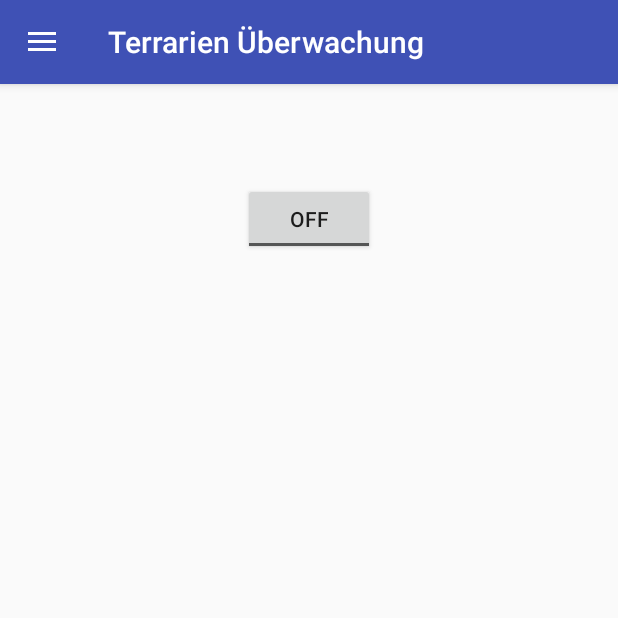
After one commit to terra-monitoring/terra-monitoring-app, an Android app: the fragment CamFragment placed in its activity, on a phone screen of 412 x 824 dp, the top half of it. The commit adds this screen. Run offline under Robolectric (Android 15) with nearby library versions, the phone set to English and light mode, and no system bars; our stand-ins replace Volley; network calls fail.

Commit message:
on an off turning camera now work include a alarm service to check the current temp, but still some errors

```diff
--- /dev/null
+++ b/terrarium/app/src/main/java/terrariumwatch/terrarium/CamFragment.java
@@ -0,0 +1,154 @@
+package terrariumwatch.terrarium;
+
+import android.content.Context;
+import android.support.v4.app.Fragment;
+import android.os.Bundle;
+import android.telephony.TelephonyManager;
+import android.view.LayoutInflater;
+import android.view.View;
+import android.view.ViewGroup;
+import android.widget.TextView;
+import android.widget.Toast;
+import android.widget.ToggleButton;
+
+import com.android.volley.Request;
+import com.android.volley.Response;
+import com.android.volley.VolleyError;
+import com.android.volley.toolbox.StringRequest;
+import com.android.volley.toolbox.Volley;
+
+import org.json.JSONException;
+import org.json.JSONObject;
+
+import java.util.HashMap;
+import java.util.Map;
+
+public class CamFragment extends Fragment {
+    //create items
+    private View rootView;
+    private TextView checkInput;
+    private ToggleButton camToogle;
+
+    /**
+     * constructor
+     */
+    public CamFragment() {
+    }
+
+    /**
+     * create new instance of cam fragment
+     * @return
+     */
+    public static CamFragment newInstance() {
+        CamFragment fragment = new CamFragment();
+        return fragment;
+    }
+
+
+    @Override
+    public View onCreateView(LayoutInflater inflater, ViewGroup container,
+                             Bundle savedInstanceState) {
+        View rootView = inflater.inflate(R.layout.fragment_cam, container, false);
+        camToogle = (ToggleButton) rootView.findViewById(R.id.cam_toggle);
+        checkInput = (TextView) rootView.findViewById(R.id.checkInput);
+
+
+        /**
+         * DB Connection to get data
+         */
+        // Instantiate the MySingleton.
+        com.android.volley.RequestQueue queue = Volley.newRequestQueue(getContext());
+        String url ="http://pi-terra.ddnss.de/terra/app/appIndex.php";
+
+        // Request a string response from the provided URL.
+        StringRequest stringRequest = new StringRequest(Request.Method.POST, url,
+                new Response.Listener<String>() {
+                    @Override
+                    public void onResponse(String response) {
+
+                        //paring data
+                        try{
+                            JSONObject responseObject = new JSONObject(response);
+                            camToogle.setChecked(responseObject.getBoolean("status"));
+
+
+                        }catch(JSONException e1){
+                            Toast.makeText(getContext(), "No Data Found", Toast.LENGTH_LONG).show();
+                        }
+                    }
+                }, new Response.ErrorListener() {
+            @Override
+            public void onErrorResponse(VolleyError error) {
+                Toast.makeText(getContext(), "No Data Found", Toast.LENGTH_LONG).show();
+            }
+        }) {
+            @Override
+            protected Map<String, String> getParams() {
+                Map<String, String> params = new HashMap<String, String>();
+                params.put("action", "get");
+
+                return params;
+            }
+        };
+        // Add the request to the MySingleton.
+        queue.add(stringRequest);
+
+
+
+        /**
+         * set listener for save button
+         */
+        camToogle.setOnClickListener(new View.OnClickListener() {
+            @Override
+            public void onClick(View v) {
+
+                String userCam = null;
+                if(camToogle.isChecked()){
+                    userCam = "true";
+                } else {
+                    userCam = "false";
+                }
+
+
+                TelephonyManager telephonyManager = (TelephonyManager)getActivity().getSystemService(Context.TELEPHONY_SERVICE);
+                String imei = telephonyManager.getDeviceId();
+
+                final HashMap<String, String> params = new HashMap<String, String>();
+                params.put("action", "set");
+                params.put("imei",  imei);
+                params.put("page", "camSetting");
+                params.put("cam", userCam);
+
+
+
+                final String urlSet ="http://pi-terra.ddnss.de/terra/app/appIndex.php";
+                StringRequest sendRequest = new StringRequest(Request.Method.POST, urlSet, new Response.Listener<String>() {
+                    @Override
+                    public void onResponse(String response) {
+                        checkInput.setText(response.toString());
+                    }
+                }, new Response.ErrorListener() {
+                    @Override
+                    public void onErrorResponse(VolleyError error) {
+                        checkInput.setText(error.toString());
+                    }
+                }) {
+                    @Override
+                    protected Map<String, String> getParams() {
+
+                        return params;
+                    }
+                };
+                // Add the request to the MySingleton.
+                com.android.volley.RequestQueue queue = Volley.newRequestQueue(getContext());
+                queue.add(sendRequest);
+            }
+        });
+
+
+
+
+
+        return rootView;
+    }
+}
--- a/terrarium/app/src/main/java/terrariumwatch/terrarium/MainActivity.java
+++ b/terrarium/app/src/main/java/terrariumwatch/terrarium/MainActivity.java
@@ -1,6 +1,7 @@
 package terrariumwatch.terrarium;
 
 import android.Manifest;
+import android.content.Intent;
 import android.content.pm.PackageManager;
 import android.os.Bundle;
 import android.support.design.widget.NavigationView;
@@ -27,7 +28,7 @@ public class MainActivity extends AppCompatActivity
         Toolbar toolbar = (Toolbar) findViewById(R.id.toolbar);
         setSupportActionBar(toolbar);
 
-
+        startService(new Intent(this, YourService.class));
 
         DrawerLayout drawer = (DrawerLayout) findViewById(R.id.drawer_layout);
         ActionBarDrawerToggle toggle = new ActionBarDrawerToggle(
@@ -86,6 +87,8 @@ public class MainActivity extends AppCompatActivity
             fragment = LuefterFragment.newInstance();
         } else if (id == R.id.nav_sun) {
             fragment = SunFragment.newInstance();
+        } else if (id == R.id.nav_cam) {
+            fragment = CamFragment.newInstance();
         }
 
         FragmentManager fragmentManager = getSupportFragmentManager();
--- a/terrarium/app/src/main/res/layout/app_bar_main.xml
+++ b/terrarium/app/src/main/res/layout/app_bar_main.xml
@@ -17,11 +17,12 @@
             android:layout_width="match_parent"
             android:layout_height="?attr/actionBarSize"
             android:background="?attr/colorPrimary"
-            app:popupTheme="@style/AppTheme.PopupOverlay" />
+            app:popupTheme="@style/AppTheme.PopupOverlay"/>
 
     </android.support.design.widget.AppBarLayout>
 
     <include layout="@layout/content_main" />
 
 
+
 </android.support.design.widget.CoordinatorLayout>
--- /dev/null
+++ b/terrarium/app/src/main/res/layout/fragment_cam.xml
@@ -0,0 +1,29 @@
+<?xml version="1.0" encoding="utf-8"?>
+<LinearLayout xmlns:android="http://schemas.android.com/apk/res/android"
+android:orientation="vertical"
+android:layout_width="match_parent"
+android:layout_height="match_parent">
+
+
+    <Space
+        android:layout_width="match_parent"
+        android:layout_height="50dp" />
+
+    <ToggleButton
+    android:layout_width="wrap_content"
+    android:layout_height="wrap_content"
+    android:id="@+id/cam_toggle"
+    android:checked="false"
+        android:layout_gravity="center_horizontal" />
+
+    <Space
+        android:layout_width="match_parent"
+        android:layout_height="20dp"
+        android:layout_gravity="center_horizontal" />
+
+    <TextView
+    android:layout_width="match_parent"
+    android:layout_height="match_parent"
+    android:id="@+id/checkInput" />
+
+</LinearLayout>
--- a/terrarium/app/src/main/res/menu/activity_main_drawer.xml
+++ b/terrarium/app/src/main/res/menu/activity_main_drawer.xml
@@ -16,7 +16,7 @@
             android:title="Größe" />
         <item
             android:id="@+id/nav_live"
-            android:icon="@drawable/ic_menu_camera"
+            android:icon="@drawable/ic_videocam_black_24dp"
             android:title="Livestream" />
     </group>
 
@@ -30,6 +30,12 @@
                 android:id="@+id/nav_sun"
                 android:icon="@drawable/ic_brightness_5_black_24dp"
                 android:title="Sonne" />
+
+            <item
+                android:id="@+id/nav_cam"
+                android:icon="@drawable/ic_camera_black_24dp"
+                android:title="Kamera" />
+
         </menu>
     </item>
 
```
Also changed, not shown: terrarium/app/src/main/AndroidManifest.xml (+17 -0 lines), terrarium/app/src/main/java/terrariumwatch/terrarium/Alarm.java (added, +132 -0 lines), terrarium/app/src/main/java/terrariumwatch/terrarium/AutoStart.java (added, +19 -0 lines), terrarium/app/src/main/java/terrariumwatch/terrarium/LiveFragment.java (+8 -0 lines), terrarium/app/src/main/java/terrariumwatch/terrarium/YourService.java (added, +33 -0 lines), terrarium/app/src/main/java/terrariumwatch/terrarium/util/MySingleton.java (added, +63 -0 lines), terrarium/app/src/main/res/drawable/ic_camera_black_24dp.png (added), terrarium/app/src/main/res/drawable/ic_videocam_black_24dp.png (added).
